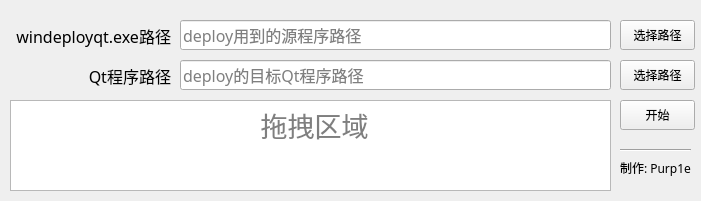
Old version of the form mainwindow.ui in the repository Purple-CSGO/windeployqtGUI.
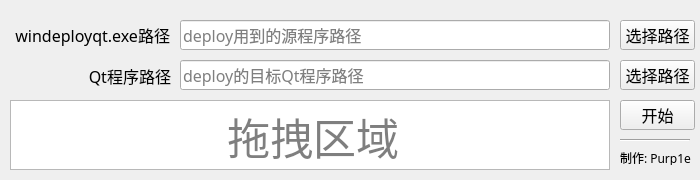
New version of the form.

Commit message: improve dragArea format & hide cursor etc

Patch:
```diff
--- a/mainwindow.ui
+++ b/mainwindow.ui
@@ -6,10 +6,22 @@
    <rect>
     <x>0</x>
     <y>0</y>
-    <width>701</width>
-    <height>201</height>
+    <width>700</width>
+    <height>180</height>
    </rect>
   </property>
+  <property name="minimumSize">
+   <size>
+    <width>700</width>
+    <height>180</height>
+   </size>
+  </property>
+  <property name="maximumSize">
+   <size>
+    <width>700</width>
+    <height>180</height>
+   </size>
+  </property>
   <property name="windowTitle">
    <string>MainWindow</string>
   </property>
@@ -23,6 +35,12 @@
       <height>30</height>
      </rect>
     </property>
+    <property name="font">
+     <font>
+      <family>Sarasa Gothic SC</family>
+      <pointsize>12</pointsize>
+     </font>
+    </property>
     <property name="acceptDrops">
      <bool>false</bool>
     </property>
@@ -39,6 +57,12 @@
       <height>30</height>
      </rect>
     </property>
+    <property name="font">
+     <font>
+      <family>Sarasa Gothic SC</family>
+      <pointsize>12</pointsize>
+     </font>
+    </property>
     <property name="text">
      <string>选择路径</string>
     </property>
@@ -52,6 +76,12 @@
       <height>30</height>
      </rect>
     </property>
+    <property name="font">
+     <font>
+      <family>Sarasa Gothic SC</family>
+      <pointsize>12</pointsize>
+     </font>
+    </property>
     <property name="text">
      <string>开始</string>
     </property>
@@ -61,7 +91,7 @@
      <rect>
       <x>180</x>
       <y>20</y>
-      <width>431</width>
+      <width>430</width>
       <height>30</height>
      </rect>
     </property>
@@ -86,7 +116,7 @@
      <rect>
       <x>180</x>
       <y>60</y>
-      <width>431</width>
+      <width>430</width>
       <height>30</height>
      </rect>
     </property>
@@ -114,8 +144,8 @@
      <rect>
       <x>10</x>
       <y>20</y>
-      <width>161</width>
-      <height>31</height>
+      <width>160</width>
+      <height>30</height>
      </rect>
     </property>
     <property name="font">
@@ -163,9 +193,9 @@
     <property name="geometry">
      <rect>
       <x>620</x>
-      <y>160</y>
-      <width>81</width>
-      <height>16</height>
+      <y>150</y>
+      <width>80</width>
+      <height>15</height>
      </rect>
     </property>
     <property name="font">
@@ -181,8 +211,8 @@
     <property name="geometry">
      <rect>
       <x>620</x>
-      <y>140</y>
-      <width>71</width>
+      <y>130</y>
+      <width>70</width>
       <height>20</height>
      </rect>
     </property>
@@ -195,16 +225,34 @@
      <rect>
       <x>10</x>
       <y>100</y>
-      <width>601</width>
-      <height>91</height>
+      <width>600</width>
+      <height>70</height>
      </rect>
     </property>
     <property name="font">
      <font>
       <family>Sarasa Gothic SC</family>
-      <pointsize>20</pointsize>
+      <pointsize>32</pointsize>
      </font>
     </property>
+    <property name="autoFillBackground">
+     <bool>false</bool>
+    </property>
+    <property name="styleSheet">
+     <string notr="true">QTextEdit{ text-align: center;}</string>
+    </property>
+    <property name="inputMethodHints">
+     <set>Qt::ImhNone</set>
+    </property>
+    <property name="frameShape">
+     <enum>QFrame::StyledPanel</enum>
+    </property>
+    <property name="verticalScrollBarPolicy">
+     <enum>Qt::ScrollBarAsNeeded</enum>
+    </property>
+    <property name="horizontalScrollBarPolicy">
+     <enum>Qt::ScrollBarAsNeeded</enum>
+    </property>
     <property name="markdown">
      <string/>
     </property>
@@ -212,11 +260,14 @@
      <string>&lt;!DOCTYPE HTML PUBLIC &quot;-//W3C//DTD HTML 4.0//EN&quot; &quot;http://www.w3.org/TR/REC-html40/strict.dtd&quot;&gt;
 &lt;html&gt;&lt;head&gt;&lt;meta name=&quot;qrichtext&quot; content=&quot;1&quot; /&gt;&lt;style type=&quot;text/css&quot;&gt;
 p, li { white-space: pre-wrap; }
-&lt;/style&gt;&lt;/head&gt;&lt;body style=&quot; font-family:'Sarasa Gothic SC'; font-size:20pt; font-weight:400; font-style:normal;&quot;&gt;
-&lt;p style=&quot;-qt-paragraph-type:empty; margin-top:0px; margin-bottom:0px; margin-left:0px; margin-right:0px; -qt-block-indent:0; text-indent:0px;&quot;&gt;&lt;br /&gt;&lt;/p&gt;&lt;/body&gt;&lt;/html&gt;</string>
+&lt;/style&gt;&lt;/head&gt;&lt;body style=&quot; font-family:'Sarasa Gothic SC'; font-size:32pt; font-weight:400; font-style:normal;&quot;&gt;
+&lt;p style=&quot;-qt-paragraph-type:empty; margin-top:0px; margin-bottom:0px; margin-left:0px; margin-right:0px; -qt-block-indent:0; text-indent:0px; font-size:18pt;&quot;&gt;&lt;br /&gt;&lt;/p&gt;&lt;/body&gt;&lt;/html&gt;</string>
+    </property>
+    <property name="cursorWidth">
+     <number>0</number>
     </property>
     <property name="placeholderText">
-     <string>                                   拖拽区域</string>
+     <string>                   拖拽区域</string>
     </property>
    </widget>
   </widget>
```
Left out of the diff: 2 changed lines with no effect on the pictures. The commit also changes 2 other files.
